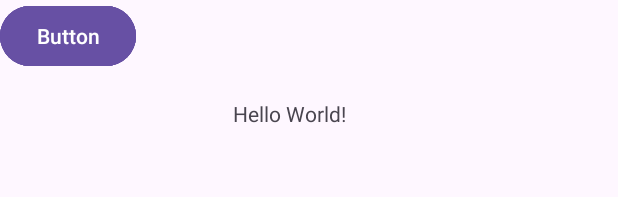
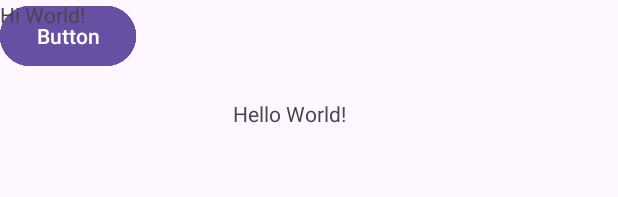
Before and after one commit to KobiLei-Parayno-Block6-Activity1/com.parayno.kobi.block6.p1.quiz, an Android app: the layout activity_main.xml on its own in the app's theme, with its tools: preview values and no code run, on a phone screen of 412 x 824 dp. Shown: the top 197 px of the screen. Run offline under Robolectric (Android 15) with nearby library versions, the phone set to English and light mode, and no system bars.

Commit message:
Initial Commit

```diff
--- a/app/src/main/res/layout/activity_main.xml
+++ b/app/src/main/res/layout/activity_main.xml
@@ -49,4 +49,12 @@
         tools:layout_editor_absoluteX="236dp"
         tools:layout_editor_absoluteY="440dp" />
 
+    <TextView
+        android:id="@+id/textView"
+        android:layout_width="wrap_content"
+        android:layout_height="wrap_content"
+        android:text="Hi World!"
+        tools:layout_editor_absoluteX="163dp"
+        tools:layout_editor_absoluteY="107dp" />
+
 </androidx.constraintlayout.widget.ConstraintLayout>
```
